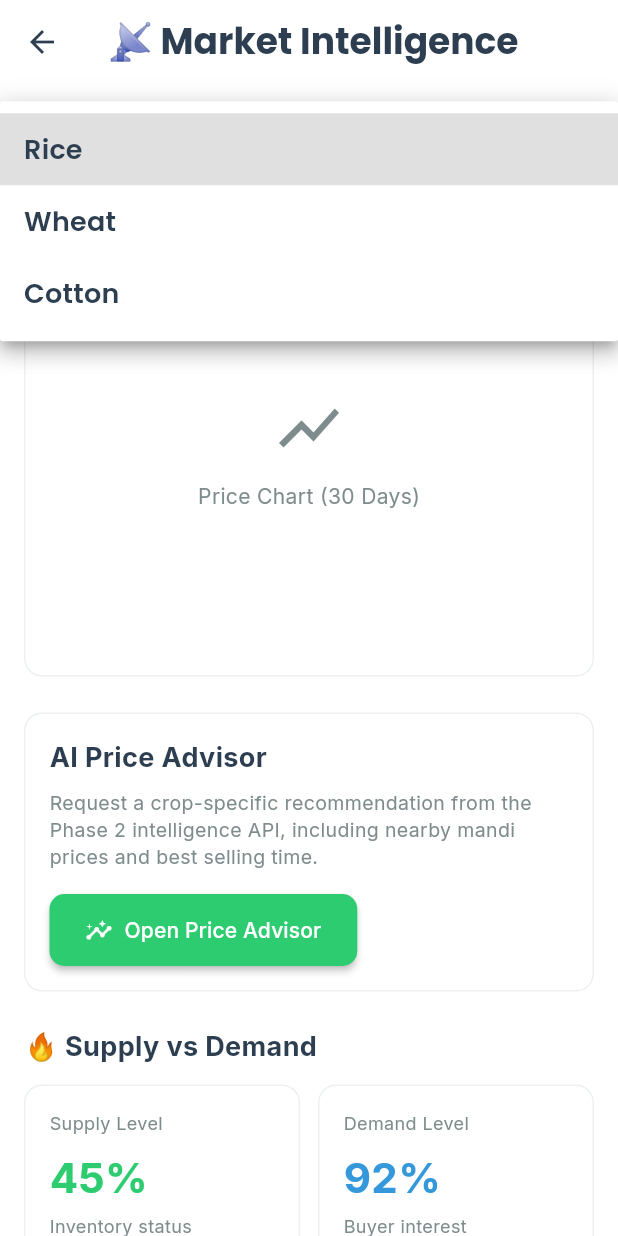
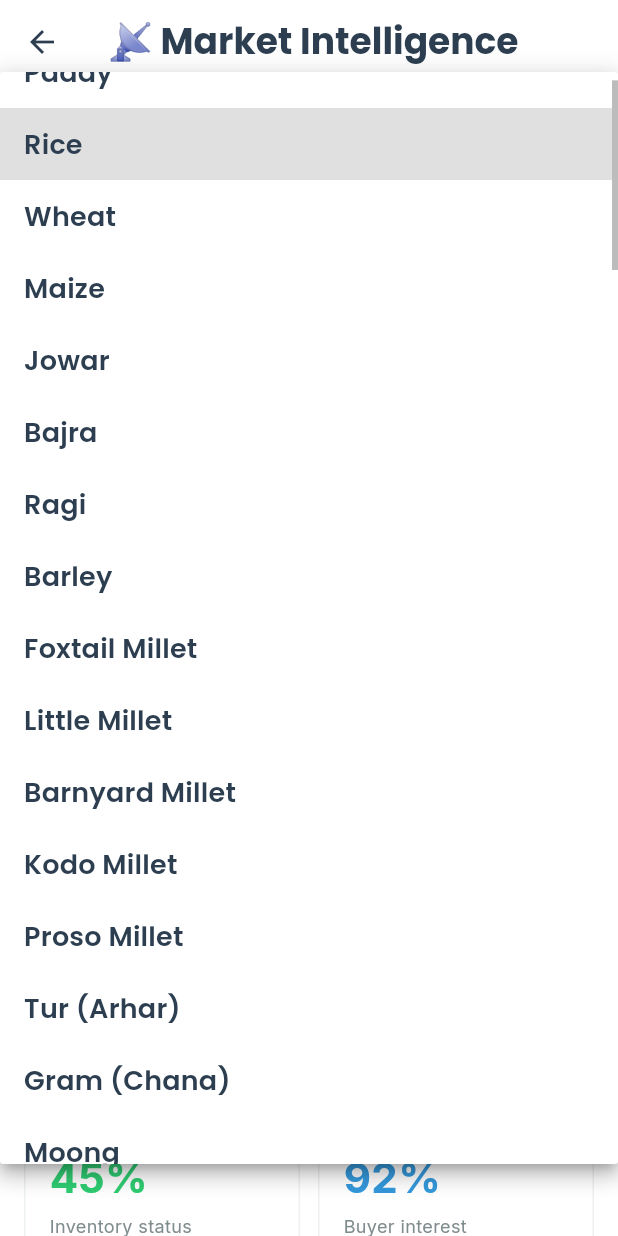
Before and after one commit to bixamtarala/corpplus, a Flutter app: the IntelligenceScreen screen opened directly, after a tap on "Rice", on a phone screen of 412 x 824 dp. Run offline on Flutter 3.47's test engine with Material 3 defaults, Android fonts, the phone set to English and light mode, and no system bars; our stand-ins replace dio, flutter_riverpod, google_fonts, shared_preferences; accounts and stored records are empty; network calls fail.

Commit message:
Expand mobile crop catalogs

```diff
--- /dev/null
+++ b/mobile_app_flutter/lib/data/commodity_catalog.dart
@@ -0,0 +1,102 @@
+class CommodityCatalog {
+  static const List<String> all = [
+    // Cereals and millets
+    'Paddy',
+    'Rice',
+    'Wheat',
+    'Maize',
+    'Jowar',
+    'Bajra',
+    'Ragi',
+    'Barley',
+    'Foxtail Millet',
+    'Little Millet',
+    'Barnyard Millet',
+    'Kodo Millet',
+    'Proso Millet',
+
+    // Pulses
+    'Tur (Arhar)',
+    'Gram (Chana)',
+    'Moong',
+    'Urad',
+    'Masoor',
+    'Field Pea',
+    'Rajma',
+    'Lobia (Cowpea)',
+    'Horse Gram',
+    'Moth Bean',
+
+    // Oilseeds
+    'Groundnut',
+    'Soybean',
+    'Mustard',
+    'Sunflower',
+    'Sesame',
+    'Castor',
+    'Linseed',
+    'Safflower',
+    'Niger Seed',
+    'Rapeseed',
+
+    // Vegetables
+    'Potato',
+    'Onion',
+    'Tomato',
+    'Brinjal',
+    'Okra',
+    'Cabbage',
+    'Cauliflower',
+    'Carrot',
+    'Radish',
+    'Beetroot',
+    'Bottle Gourd',
+    'Bitter Gourd',
+    'Ridge Gourd',
+    'Pumpkin',
+    'Cucumber',
+    'Capsicum',
+    'Green Peas',
+    'Beans',
+    'Drumstick',
+    'Spinach',
+    'Green Chilli',
+    'Garlic',
+    'Ginger',
+
+    // Fruits and plantation
+    'Banana',
+    'Mango',
+    'Coconut',
+    'Apple',
+    'Orange',
+    'Grapes',
+    'Guava',
+    'Papaya',
+    'Pomegranate',
+    'Pineapple',
+    'Lemon',
+    'Arecanut',
+    'Cashew',
+    'Tea',
+    'Coffee',
+    'Rubber',
+
+    // Spices and cash crops
+    'Cotton',
+    'Sugarcane',
+    'Jute',
+    'Turmeric',
+    'Coriander',
+    'Cumin',
+    'Black Pepper',
+    'Cardamom',
+    'Clove',
+    'Fenugreek',
+    'Fennel',
+    'Ajwain',
+    'Dry Chilli',
+    'Tobacco',
+    'Mesta',
+  ];
+}
--- a/mobile_app_flutter/lib/screens/intelligence_screen.dart
+++ b/mobile_app_flutter/lib/screens/intelligence_screen.dart
@@ -1,4 +1,5 @@
 import 'package:flutter/material.dart';
+import '../data/commodity_catalog.dart';
 import '../theme/app_theme.dart';
 import 'price_insight_screen.dart';
 
@@ -19,7 +20,7 @@ class IntelligenceScreen extends StatelessWidget {
             // Commodity Selector
             DropdownButtonFormField<String>(
               initialValue: 'Rice',
-              items: ['Rice', 'Wheat', 'Cotton']
+              items: CommodityCatalog.all
                   .map((e) => DropdownMenuItem(value: e, child: Text(e)))
                   .toList(),
               onChanged: (_) {},
--- a/mobile_app_flutter/lib/screens/marketplace_screen.dart
+++ b/mobile_app_flutter/lib/screens/marketplace_screen.dart
@@ -2,6 +2,7 @@ import 'package:flutter/material.dart';
 import 'package:flutter_riverpod/flutter_riverpod.dart';
 import 'package:intl/intl.dart';
 
+import '../data/commodity_catalog.dart';
 import '../models/marketplace.dart';
 import '../providers/marketplace_provider.dart';
 import '../theme/app_theme.dart';
@@ -68,7 +69,7 @@ class _MarketplaceScreenState extends ConsumerState<MarketplaceScreen>
               Expanded(
                 child: DropdownButtonFormField<String>(
                   initialValue: _selectedCrop,
-                  items: const ['Rice', 'Wheat', 'Cotton']
+                  items: CommodityCatalog.all
                       .map((crop) => DropdownMenuItem<String>(value: crop, child: Text(crop)))
                       .toList(),
                   onChanged: (value) {
--- a/mobile_app_flutter/lib/screens/price_insight_screen.dart
+++ b/mobile_app_flutter/lib/screens/price_insight_screen.dart
@@ -2,6 +2,7 @@ import 'package:flutter/material.dart';
 import 'package:flutter_riverpod/flutter_riverpod.dart';
 import 'package:intl/intl.dart';
 
+import '../data/commodity_catalog.dart';
 import '../models/price_insight.dart';
 import '../providers/api_providers.dart';
 import '../theme/app_theme.dart';
@@ -14,7 +15,7 @@ class PriceInsightScreen extends ConsumerStatefulWidget {
 }
 
 class _PriceInsightScreenState extends ConsumerState<PriceInsightScreen> {
-  static const List<String> _crops = ['Rice', 'Wheat', 'Cotton'];
+  static const List<String> _crops = CommodityCatalog.all;
   static const List<String> _states = ['Tamil Nadu', 'Punjab', 'Karnataka'];
 
   final TextEditingController _quantityController = TextEditingController(text: '500');
```
